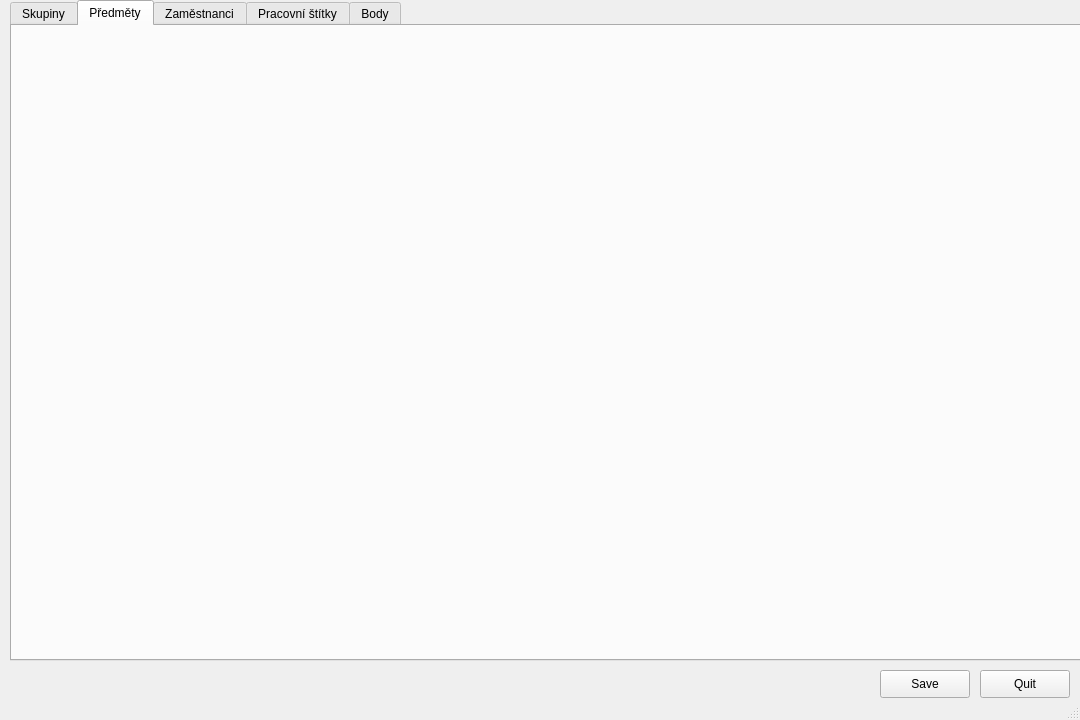
Qt form App/Qt/GUI.ui (AleshR/AP8PO) before a commit.
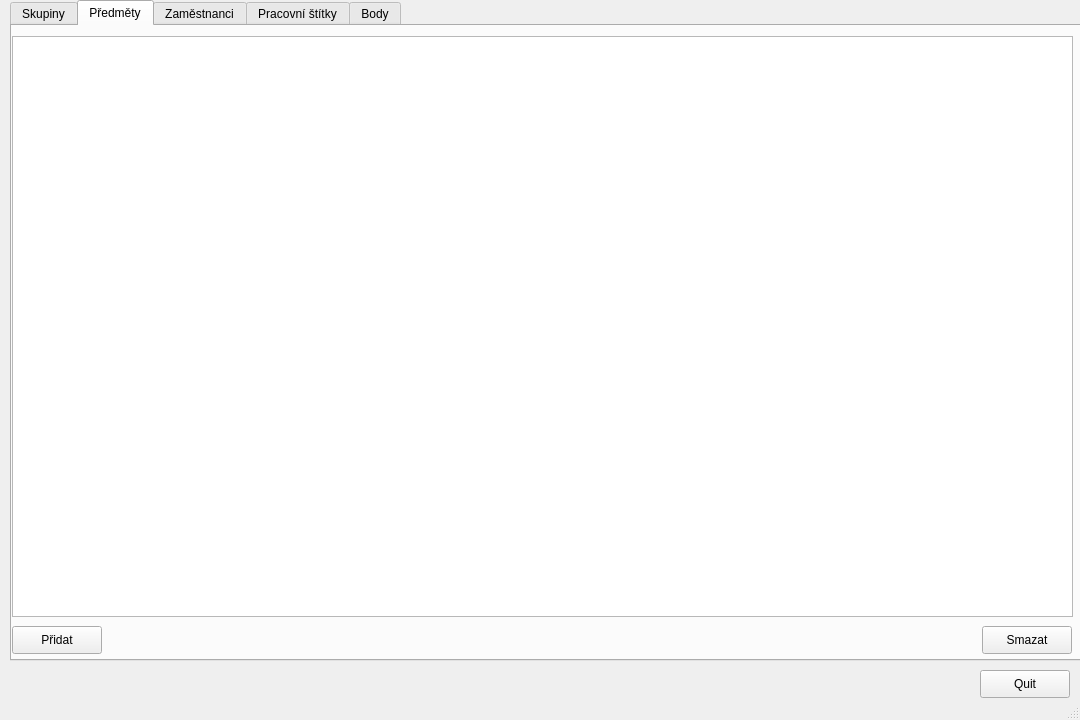
The same form after that commit. The open tabs and pages were chosen to show the change.

```diff
--- a/App/Qt/GUI.ui
+++ b/App/Qt/GUI.ui
@@ -17,19 +17,6 @@
    <enum>QTabWidget::Rounded</enum>
   </property>
   <widget class="QWidget" name="centralwidget">
-   <widget class="QPushButton" name="Save_btn">
-    <property name="geometry">
-     <rect>
-      <x>880</x>
-      <y>670</y>
-      <width>90</width>
-      <height>28</height>
-     </rect>
-    </property>
-    <property name="text">
-     <string>Save</string>
-    </property>
-   </widget>
    <widget class="QPushButton" name="Quit_btn">
     <property name="geometry">
      <rect>
@@ -100,6 +87,42 @@
      <attribute name="title">
       <string>Předměty</string>
      </attribute>
+     <widget class="QTableView" name="tableView">
+      <property name="geometry">
+       <rect>
+        <x>0</x>
+        <y>10</y>
+        <width>1061</width>
+        <height>581</height>
+       </rect>
+      </property>
+     </widget>
+     <widget class="QPushButton" name="addLec_btn">
+      <property name="geometry">
+       <rect>
+        <x>0</x>
+        <y>600</y>
+        <width>90</width>
+        <height>28</height>
+       </rect>
+      </property>
+      <property name="text">
+       <string>Přidat</string>
+      </property>
+     </widget>
+     <widget class="QPushButton" name="delLec_btn">
+      <property name="geometry">
+       <rect>
+        <x>970</x>
+        <y>600</y>
+        <width>90</width>
+        <height>28</height>
+       </rect>
+      </property>
+      <property name="text">
+       <string>Smazat</string>
+      </property>
+     </widget>
     </widget>
     <widget class="QWidget" name="employes_tab">
      <attribute name="title">
```
Left out of the diff: 36 changed lines with no effect on the pictures.
